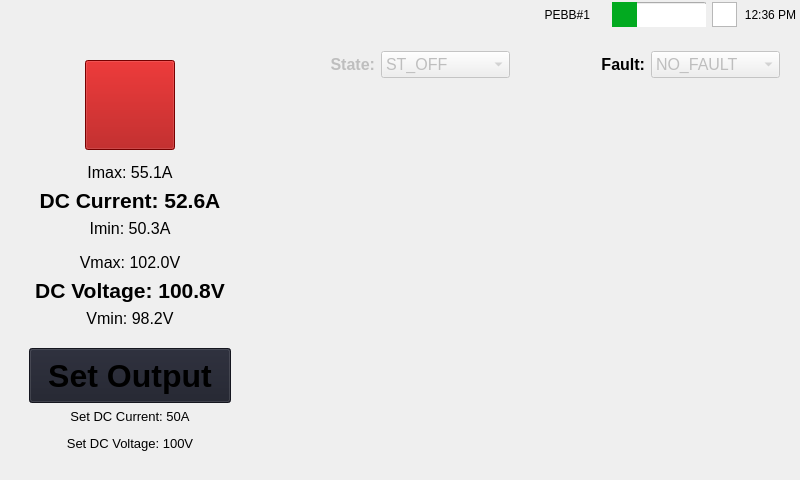
First picture: the form in mainwindow.ui, repository ChauLe19/MDE_HMI, before the edit.
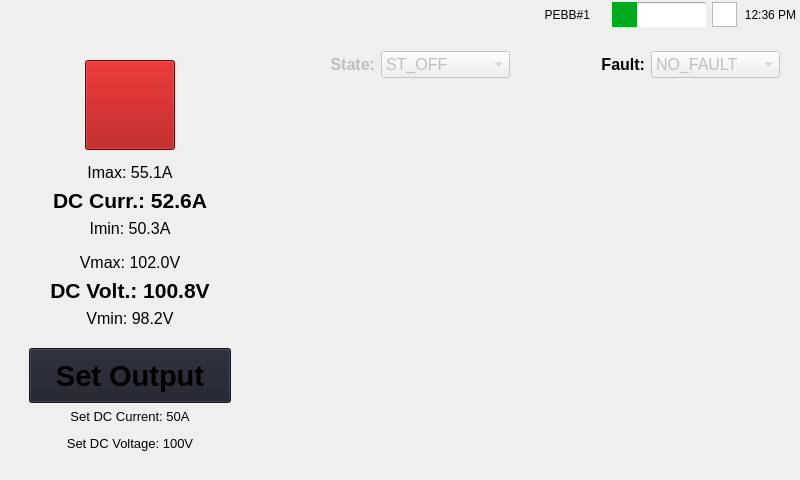
Second picture: the form after the edit. Icons and pictures are not drawn.

Commit message: shorten words

```diff
--- a/mainwindow.ui
+++ b/mainwindow.ui
@@ -323,7 +323,7 @@
                        </font>
                       </property>
                       <property name="text">
-                       <string>DC Current: 52.6A</string>
+                       <string>DC Curr.: 52.6A</string>
                       </property>
                       <property name="alignment">
                        <set>Qt::AlignCenter</set>
@@ -394,7 +394,7 @@
                        </font>
                       </property>
                       <property name="text">
-                       <string>DC Voltage: 100.8V</string>
+                       <string>DC Volt.: 100.8V</string>
                       </property>
                       <property name="alignment">
                        <set>Qt::AlignCenter</set>
@@ -462,7 +462,7 @@
                       </property>
                       <property name="font">
                        <font>
-                        <pointsize>24</pointsize>
+                        <pointsize>22</pointsize>
                         <bold>true</bold>
                        </font>
                       </property>
```
The commit also changes 1 other file.
